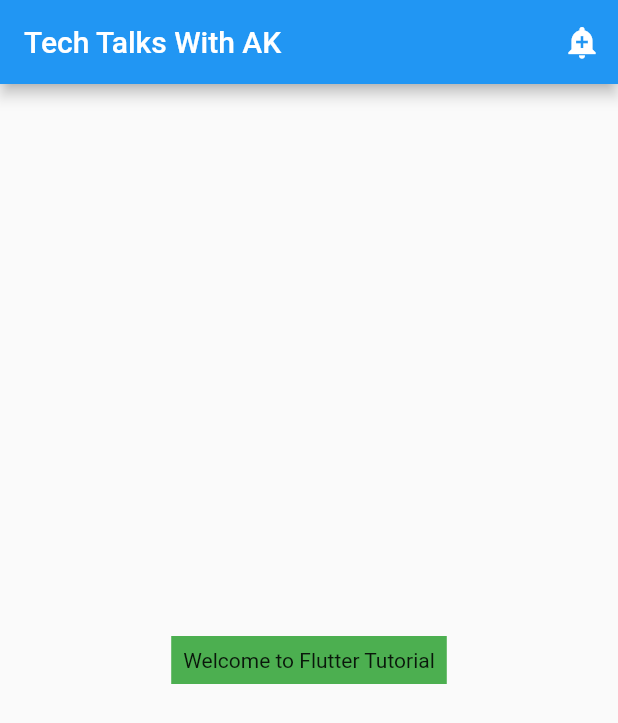
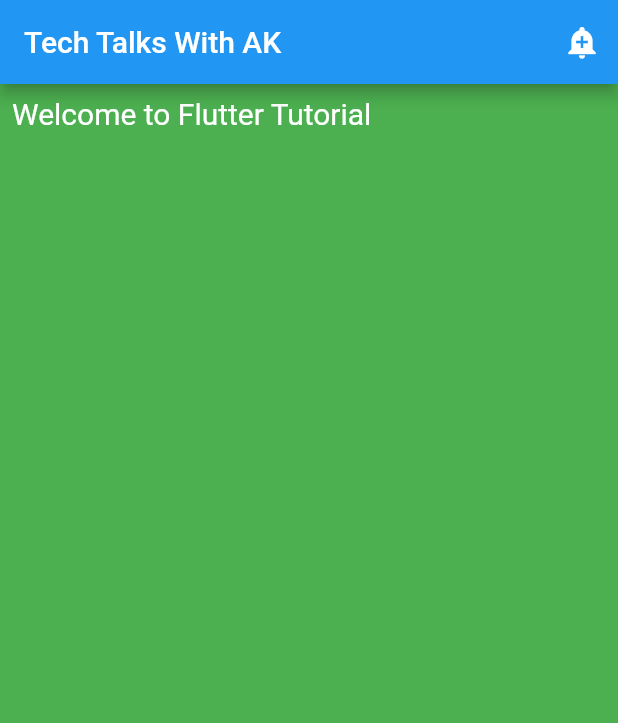
Before and after one commit to ArchitectAK/Complete-Flutter-Widgets-Tutorial, a Flutter app: the screen it shows after launch, on a phone screen of 412 x 824 dp. Shown: the top 723 px of the screen. Run offline on Flutter 3.47's test engine with Material 2 defaults, Android fonts, the phone set to English and light mode, and no system bars.

Commit message:
container constraints

```diff
--- a/lib/5-container/ContainerDemo.dart
+++ b/lib/5-container/ContainerDemo.dart
@@ -27,7 +27,12 @@ class ContainerDemo extends StatelessWidget {
           child: Container(
               color: Colors.green,
               padding: EdgeInsets.all(8.0),
-              child: Text("Welcome to Flutter Tutorial")),
+              constraints: BoxConstraints.expand(),
+              child: Text(
+                "Welcome to Flutter Tutorial",
+                style: TextStyle(fontSize: 20, color: Colors.white),
+              )
+          ),
         ));
   }
 }
```
